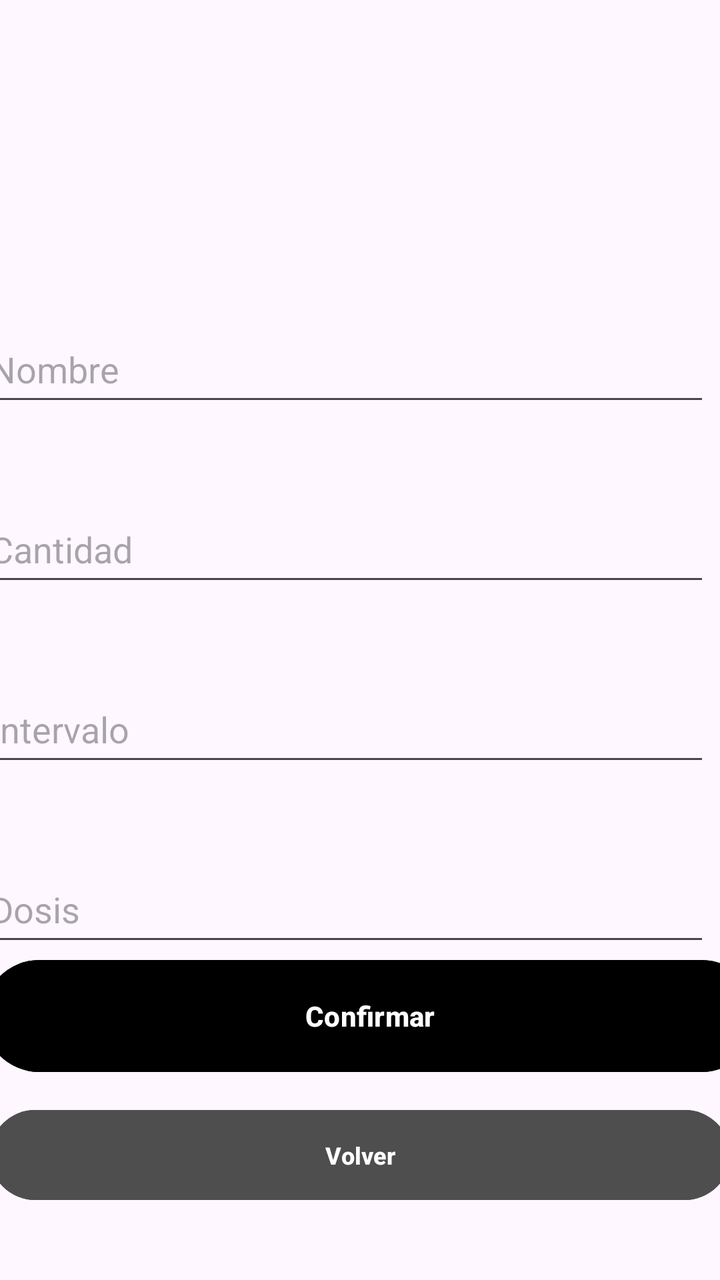
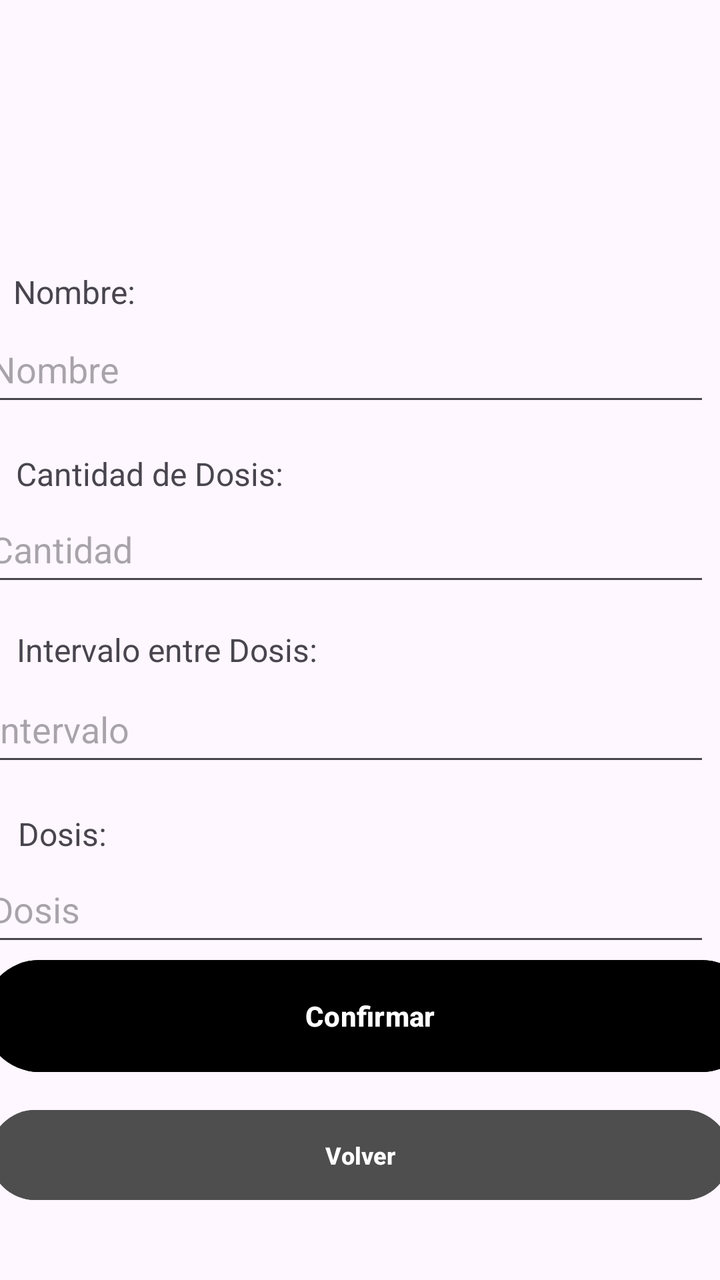

Before-and-after screenshots of an Android layout around one commit, followed by the original layout XML and the change that was made.
<!-- AndroidManifest.xml: application theme Theme.MobilesVC -->
<!-- res/layout/medicamento_edit_view.xml -->
<?xml version="1.0" encoding="utf-8"?>
<androidx.constraintlayout.widget.ConstraintLayout xmlns:android="http://schemas.android.com/apk/res/android"
    xmlns:app="http://schemas.android.com/apk/res-auto"
    xmlns:tools="http://schemas.android.com/tools"
    android:layout_width="match_parent"
    android:layout_height="match_parent">

    <Button
        android:id="@+id/vEditMedicamento"
        android:layout_width="387dp"
        android:layout_height="64dp"
        android:layout_marginTop="48dp"
        android:layout_marginBottom="100dp"
        android:backgroundTint="#000000"
        android:paddingVertical="14dp"
        android:text="Confirmar"
        android:textStyle="bold"
        app:layout_constraintBottom_toBottomOf="parent"
        app:layout_constraintEnd_toEndOf="parent"
        app:layout_constraintHorizontal_bias="0.333"
        app:layout_constraintStart_toStartOf="parent" />

    <com.google.android.material.textfield.TextInputEditText
        android:id="@+id/vIntervaloMedicamentoEdit"
        android:layout_width="364dp"
        android:layout_height="50dp"
        android:layout_marginStart="16dp"
        android:layout_marginTop="20dp"
        android:layout_marginEnd="31dp"
        android:layout_marginBottom="20dp"
        android:clickable="true"
        android:hint="Intervalo"
        app:layout_constraintBottom_toTopOf="@+id/vDosisEdit"
        app:layout_constraintEnd_toEndOf="parent"
        app:layout_constraintStart_toStartOf="parent"
        app:layout_constraintTop_toBottomOf="@+id/vCantidadMedicamentoEdit" />

    <com.google.android.material.textfield.TextInputEditText
        android:id="@+id/vDosisEdit"
        android:layout_width="364dp"
        android:layout_height="50dp"
        android:layout_marginStart="16dp"
        android:layout_marginTop="20dp"
        android:layout_marginEnd="31dp"
        android:layout_marginBottom="91dp"
        android:clickable="true"
        android:hint="Dosis"
        app:layout_constraintBottom_toTopOf="@+id/vEditMedicamento"
        app:layout_constraintEnd_toEndOf="parent"
        app:layout_constraintStart_toStartOf="parent"
        app:layout_constraintTop_toBottomOf="@+id/vIntervaloMedicamentoEdit" />

    <TextView
        android:id="@+id/textView12"
        android:layout_width="226dp"
        android:layout_height="35dp"
        android:layout_marginStart="93dp"
        android:layout_marginTop="68dp"
        android:layout_marginEnd="93dp"
        android:layout_marginBottom="74dp"
        android:fontFamily="sans-serif"
        android:text="Editar Medicamento"
        android:textColor="#000000"
        android:textStyle="bold|italic"
        app:layout_constraintBottom_toTopOf="@+id/vNombreMedicamentoEdit"
        app:layout_constraintEnd_toEndOf="parent"
        app:layout_constraintStart_toStartOf="parent"
        app:layout_constraintTop_toTopOf="parent"
        tools:textSize="26sp" />

    <Button
        android:id="@+id/vVolverMedicamentoEdit"
        android:layout_width="370dp"
        android:layout_height="53dp"
        android:layout_marginHorizontal="24dp"
        android:layout_marginStart="20dp"
        android:layout_marginTop="11dp"
        android:layout_marginEnd="21dp"
        android:layout_marginBottom="36dp"
        android:backgroundTint="#4E4E4E"
        android:paddingVertical="10dp"
        android:text="Volver"
        android:textSize="12sp"
        android:textStyle="bold"
        android:visibility="visible"
        app:layout_constraintBottom_toBottomOf="parent"
        app:layout_constraintEnd_toEndOf="parent"
        app:layout_constraintStart_toStartOf="parent"
        app:layout_constraintTop_toBottomOf="@+id/vEditMedicamento" />

    <com.google.android.material.textfield.TextInputEditText
        android:id="@+id/vCantidadMedicamentoEdit"
        android:layout_width="364dp"
        android:layout_height="50dp"
        android:layout_marginStart="16dp"
        android:layout_marginTop="20dp"
        android:layout_marginEnd="31dp"
        android:layout_marginBottom="20dp"
        android:clickable="true"
        android:hint="Cantidad"
        app:layout_constraintBottom_toTopOf="@+id/vIntervaloMedicamentoEdit"
        app:layout_constraintEnd_toEndOf="parent"
        app:layout_constraintStart_toStartOf="parent"
        app:layout_constraintTop_toBottomOf="@+id/vNombreMedicamentoEdit" />

    <com.google.android.material.textfield.TextInputEditText
        android:id="@+id/vNombreMedicamentoEdit"
        android:layout_width="364dp"
        android:layout_height="50dp"
        android:layout_marginStart="16dp"
        android:layout_marginTop="74dp"
        android:layout_marginEnd="31dp"
        android:layout_marginBottom="20dp"
        android:clickable="true"
        android:hint="Nombre"
        app:layout_constraintBottom_toTopOf="@+id/vCantidadMedicamentoEdit"
        app:layout_constraintEnd_toEndOf="parent"
        app:layout_constraintStart_toStartOf="parent"
        app:layout_constraintTop_toBottomOf="@+id/textView12" />
</androidx.constraintlayout.widget.ConstraintLayout>
<!-- resources referenced by this layout -->
<resources>
  <style name="Theme.MobilesVC" parent="Base.Theme.MobilesVC" />
  <style name="Base.Theme.MobilesVC" parent="Theme.Material3.DayNight.NoActionBar">
          
          
      </style>
</resources>

<!-- the commit's change to res/layout/medicamento_edit_view.xml (unified diff, before → after) -->
@@ -4,6 +4,52 @@
     xmlns:tools="http://schemas.android.com/tools"
     android:layout_width="match_parent"
     android:layout_height="match_parent">
+
+    <TextView
+        android:id="@+id/textView62"
+        android:layout_width="100dp"
+        android:layout_height="22dp"
+        android:text="Dosis:"
+        android:textSize="16sp"
+        app:layout_constraintBottom_toTopOf="@+id/vDosisEdit"
+        app:layout_constraintEnd_toEndOf="parent"
+        app:layout_constraintHorizontal_bias="0.035"
+        app:layout_constraintStart_toStartOf="parent" />
+
+    <TextView
+        android:id="@+id/textView61"
+        android:layout_width="200dp"
+        android:layout_height="22dp"
+        android:layout_marginBottom="2dp"
+        android:text="Intervalo entre Dosis:"
+        android:textSize="16sp"
+        app:layout_constraintBottom_toTopOf="@+id/vIntervaloMedicamentoEdit"
+        app:layout_constraintEnd_toEndOf="parent"
+        app:layout_constraintHorizontal_bias="0.052"
+        app:layout_constraintStart_toStartOf="parent" />
+
+    <TextView
+        android:id="@+id/textView60"
+        android:layout_width="200dp"
+        android:layout_height="22dp"
+        android:text="Cantidad de Dosis:"
+        android:textSize="16sp"
+        app:layout_constraintBottom_toTopOf="@+id/vCantidadMedicamentoEdit"
+        app:layout_constraintEnd_toEndOf="parent"
+        app:layout_constraintHorizontal_bias="0.051"
+        app:layout_constraintStart_toStartOf="parent" />
+
+    <TextView
+        android:id="@+id/textView59"
+        android:layout_width="100dp"
+        android:layout_height="22dp"
+        android:layout_marginBottom="1dp"
+        android:text="Nombre:"
+        android:textSize="16sp"
+        app:layout_constraintBottom_toTopOf="@+id/vNombreMedicamentoEdit"
+        app:layout_constraintEnd_toEndOf="parent"
+        app:layout_constraintHorizontal_bias="0.025"
+        app:layout_constraintStart_toStartOf="parent" />
 
     <Button
         android:id="@+id/vEditMedicamento"
@@ -52,7 +98,7 @@
 
     <TextView
         android:id="@+id/textView12"
-        android:layout_width="226dp"
+        android:layout_width="240dp"
         android:layout_height="35dp"
         android:layout_marginStart="93dp"
         android:layout_marginTop="68dp"
